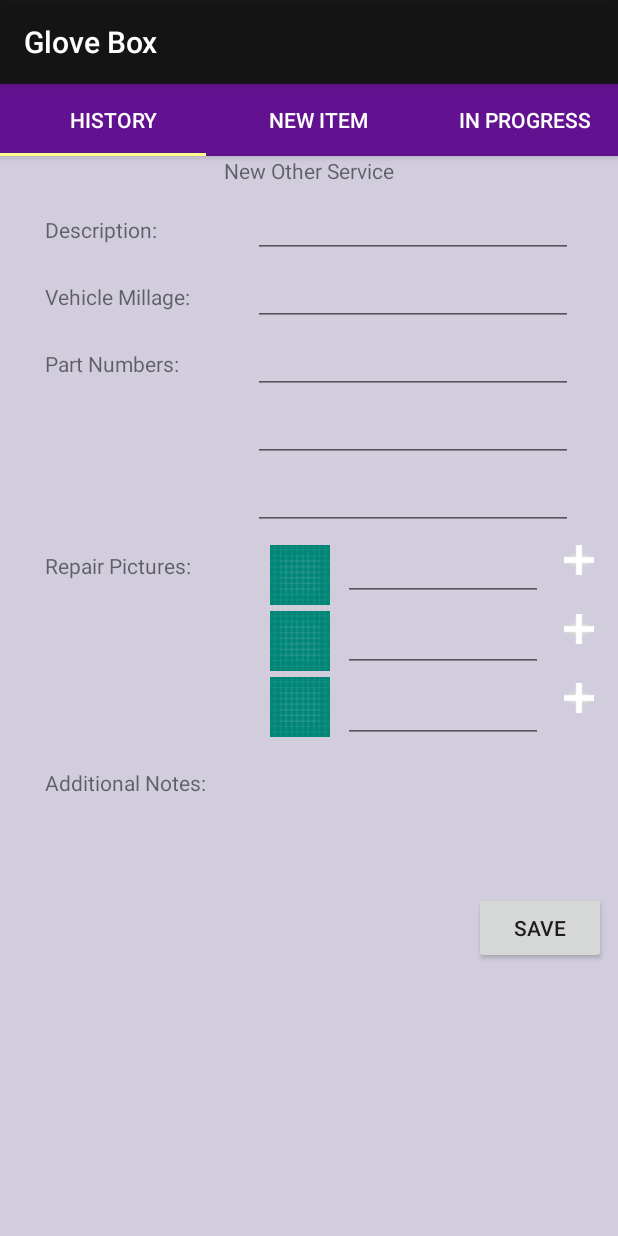
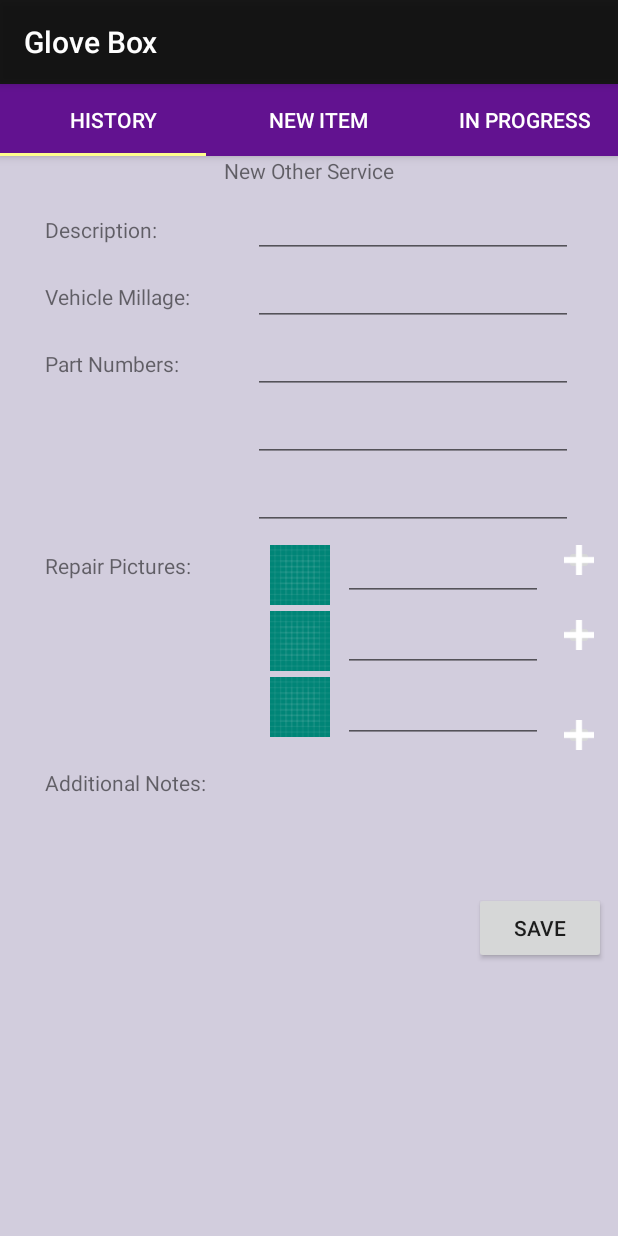
Before and after one commit to sdpinson/GloveBox, an Android app: the fragment ServiceFragment placed in its activity, on a phone screen of 412 x 824 dp. Run offline under Robolectric (Android 15) with nearby library versions, the phone set to English and light mode, and no system bars; 1 statement that could not run was skipped.

Commit message:
Some Code Clean up and further implementation of loading services

```diff
--- a/app/src/main/java/com/cpsc4150/glovebox/Adapters/HistoryFragmentAdapter.java
+++ b/app/src/main/java/com/cpsc4150/glovebox/Adapters/HistoryFragmentAdapter.java
@@ -20,11 +20,15 @@ public class HistoryFragmentAdapter extends RecyclerView.Adapter<HistoryFragment
     public static class MyViewHolder extends RecyclerView.ViewHolder {
         private TextView name;
         private TextView miles;
+        private TextView date;
+        private TextView description;
 
         public MyViewHolder(View v) {
             super(v);
             name = v.findViewById(R.id.historyID);
             miles = (TextView) v.findViewById(R.id.miles);
+            date = (TextView) v.findViewById(R.id.date);
+            description = (TextView) v.findViewById(R.id.serviceDescription);
         }
     }
 
@@ -47,6 +51,7 @@ public class HistoryFragmentAdapter extends RecyclerView.Adapter<HistoryFragment
     public void onBindViewHolder(MyViewHolder holder, int position) {
         holder.name.setText(servicesList.get(position).getName());
         holder.miles.setText(Integer.toString(servicesList.get(position).getMileage()));
+        holder.date.setText(servicesList.get(position).getDate());
         //Sets the button for each card view and allows the text to be displayed on button press
         final TextView hiddenText = holder.itemView.findViewById(R.id.hiddenText);
         final Button detailsButton = holder.itemView.findViewById(R.id.detailsButton);
--- a/app/src/main/java/com/cpsc4150/glovebox/Fragments/ServiceFragment.java
+++ b/app/src/main/java/com/cpsc4150/glovebox/Fragments/ServiceFragment.java
@@ -27,26 +27,21 @@ import android.graphics.Bitmap;
 import com.cpsc4150.glovebox.MainActivity;
 import com.cpsc4150.glovebox.R;
 import com.cpsc4150.glovebox.Services;
-import com.google.gson.Gson;
-import com.google.gson.reflect.TypeToken;
 
 import java.io.File;
 import java.io.IOException;
 import java.text.SimpleDateFormat;
-import java.util.ArrayList;
 import java.util.Date;
-import java.util.List;
 
 import static android.app.Activity.RESULT_OK;
 import static android.content.Context.MODE_PRIVATE;
 
 public class ServiceFragment extends Fragment {
-    static final int REQUEST_IMAGE_CAPTURE = 1;
+    private static final int REQUEST_IMAGE_CAPTURE = 1;
     private static final int REQUEST_TAKE_PHOTO = 1;
     private Services service = new Services();
-    String currentPhotoPath;
+    private String currentPhotoPath;
     private int view = 0;
-    static final String serviceRecords = "serviceRecords";
 
 //    https://developer.android.com/training/camera/photobasics.html#java
 
@@ -56,59 +51,56 @@ public class ServiceFragment extends Fragment {
         View v = inflater.inflate(R.layout.fragment_service, container,
                 false);
 
-        ImageView activeView;
-
-        ImageButton pictureButtonOne = (ImageButton) v.findViewById(R.id.addImageButtonOne);
+        final ImageButton pictureButtonOne = (ImageButton) v.findViewById(R.id.addImageButtonOne);
         Bundle newName = this.getArguments();
 
         pictureButtonOne.setOnClickListener(new View.OnClickListener() {
             @Override
             public void onClick(View v) {
                 dispatchTakePictureIntent();
+                pictureButtonOne.setClickable(false);
+                pictureButtonOne.setVisibility(View.GONE);
             }
 
         });
 
-        ImageButton pictureButtonTwo = (ImageButton) v.findViewById(R.id.addImageButtonTwo);
+        final ImageButton pictureButtonTwo = (ImageButton) v.findViewById(R.id.addImageButtonTwo);
         pictureButtonTwo.setOnClickListener(new View.OnClickListener() {
             @Override
             public void onClick(View v) {
                 dispatchTakePictureIntent();
+                pictureButtonTwo.setClickable(false);
+                pictureButtonTwo.setVisibility(View.GONE);
             }
         });
 
-        ImageButton pictureButtonThree = (ImageButton) v.findViewById(R.id.addImageButtonThree);
+        final ImageButton pictureButtonThree = (ImageButton) v.findViewById(R.id.addImageButtonThree);
         pictureButtonThree.setOnClickListener(new View.OnClickListener(){
             @Override
             public void onClick(View v) {
                 dispatchTakePictureIntent();
+                pictureButtonThree.setClickable(false);
+                pictureButtonThree.setVisibility(View.GONE);
             }
         });
         final EditText mileage = (EditText) v.findViewById(R.id.mileage_entered);
         final EditText partNumberOne = (EditText) v.findViewById(R.id.partNumberOne);
         final EditText partNumberTwo = (EditText) v.findViewById(R.id.partNumberTwo);
         final EditText partNumberThree = (EditText) v.findViewById(R.id.partNumberThree);
-        final SharedPreferences mPrefs = getActivity().getPreferences(MODE_PRIVATE);
-        final SharedPreferences.Editor editor = mPrefs.edit();
         Button saveButton = (Button) v.findViewById(R.id.saveButton);
         saveButton.setOnClickListener(new View.OnClickListener(){
             @Override
             public void onClick(View v) {
-                //List<String> serviceList = new ArrayList<>();  // for storing location of gson of repairs
-
-                //save data into service object
-                if(mileage.getText().toString() != ""){
-
-                }
 
                 try{service.setMileage((Integer.parseInt(mileage.getText().toString())));}
                 catch(Exception e){
                     Log.e("","mileage not entered");
                 }
-//                service.setMileage((Integer.parseInt(mileage.getText().toString())));
+
                 service.addPartNumber(partNumberOne.getText().toString());
                 service.addPartNumber(partNumberTwo.getText().toString());
                 service.addPartNumber(partNumberThree.getText().toString());
+                service.setDate(new SimpleDateFormat("dd mm dddd").format(new Date()));
 
                 // save service into shared prefs
                 MainActivity main = (MainActivity) getActivity();
--- a/app/src/main/res/layout/fragment_service.xml
+++ b/app/src/main/res/layout/fragment_service.xml
@@ -219,20 +219,20 @@
         android:id="@+id/addImageButtonTwo"
         android:layout_width="20dp"
         android:layout_height="20dp"
-        android:layout_marginTop="26dp"
+        android:layout_marginTop="356dp"
         android:layout_marginEnd="16dp"
         app:layout_constraintEnd_toEndOf="parent"
-        app:layout_constraintTop_toBottomOf="@+id/addImageButtonThree"
+        app:layout_constraintTop_toTopOf="@+id/guideline2"
         app:srcCompat="@drawable/union" />
 
     <ImageButton
         android:id="@+id/addImageButtonThree"
         android:layout_width="20dp"
         android:layout_height="20dp"
-        android:layout_marginTop="26dp"
+        android:layout_marginTop="290dp"
         android:layout_marginEnd="16dp"
         app:layout_constraintEnd_toEndOf="parent"
-        app:layout_constraintTop_toBottomOf="@+id/addImageButtonOne"
+        app:layout_constraintTop_toBottomOf="@+id/titleText"
         app:srcCompat="@drawable/union" />
 
     <Button
```
Also changed, not shown: app/src/main/res/layout/history_card.xml (+30 -10 lines).
